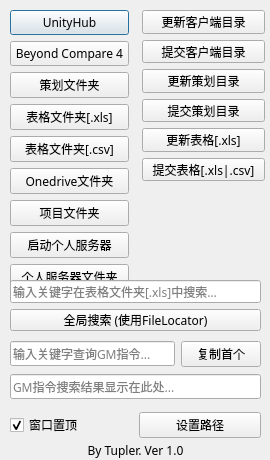
Above: data/ui_designSimpleTool.ui from chunhaqiushif/SelfWorkTool before the change. Below: the same form after it.
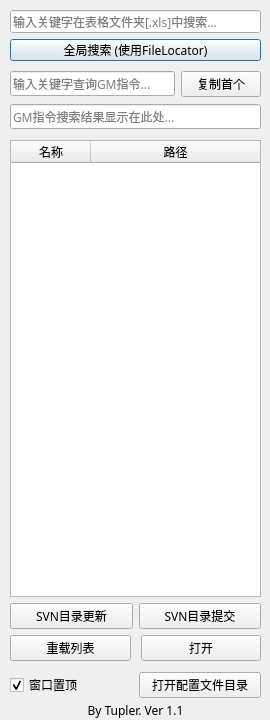
That is the form after the change. Icons and pictures are not drawn.

The edit to the form file:
```diff
--- a/data/ui_designSimpleTool.ui
+++ b/data/ui_designSimpleTool.ui
@@ -10,7 +10,7 @@
     <x>0</x>
     <y>0</y>
     <width>270</width>
-    <height>460</height>
+    <height>720</height>
    </rect>
   </property>
   <property name="sizePolicy">
@@ -22,13 +22,13 @@
   <property name="minimumSize">
    <size>
     <width>270</width>
-    <height>460</height>
+    <height>720</height>
    </size>
   </property>
   <property name="maximumSize">
    <size>
     <width>270</width>
-    <height>460</height>
+    <height>720</height>
    </size>
   </property>
   <property name="font">
@@ -46,166 +46,11 @@
   <property name="windowOpacity">
    <double>0.750000000000000</double>
   </property>
-  <widget class="QWidget" name="verticalLayoutWidget">
-   <property name="geometry">
-    <rect>
-     <x>10</x>
-     <y>10</y>
-     <width>121</width>
-     <height>261</height>
-    </rect>
-   </property>
-   <layout class="QVBoxLayout" name="lo_fastOpenTool">
-    <property name="sizeConstraint">
-     <enum>QLayout::SetMinimumSize</enum>
-    </property>
-    <property name="leftMargin">
-     <number>0</number>
-    </property>
-    <property name="rightMargin">
-     <number>2</number>
-    </property>
-    <item>
-     <widget class="QPushButton" name="btn_openUnityHub">
-      <property name="text">
-       <string>UnityHub</string>
-      </property>
-     </widget>
-    </item>
-    <item>
-     <widget class="QPushButton" name="btn_openBeyondCompare">
-      <property name="text">
-       <string>Beyond Compare 4</string>
-      </property>
-     </widget>
-    </item>
-    <item>
-     <widget class="QPushButton" name="btn_openDesignFolder">
-      <property name="text">
-       <string>策划文件夹</string>
-      </property>
-     </widget>
-    </item>
-    <item>
-     <widget class="QPushButton" name="btn_openExcelTableFolder">
-      <property name="text">
-       <string>表格文件夹[.xls]</string>
-      </property>
-     </widget>
-    </item>
-    <item>
-     <widget class="QPushButton" name="btn_openExcelDataFolder">
-      <property name="text">
-       <string>表格文件夹[.csv]</string>
-      </property>
-     </widget>
-    </item>
-    <item>
-     <widget class="QPushButton" name="btn_openOnedriveFolder">
-      <property name="text">
-       <string>Onedrive文件夹</string>
-      </property>
-     </widget>
-    </item>
-    <item>
-     <widget class="QPushButton" name="btn_openProjectFolder">
-      <property name="text">
-       <string>项目文件夹</string>
-      </property>
-     </widget>
-    </item>
-    <item>
-     <widget class="QPushButton" name="btn_runSelfServer">
-      <property name="text">
-       <string>启动个人服务器</string>
-      </property>
-     </widget>
-    </item>
-    <item>
-     <widget class="QPushButton" name="btn_openSelfServerFolder">
-      <property name="text">
-       <string>个人服务器文件夹</string>
-      </property>
-     </widget>
-    </item>
-   </layout>
-  </widget>
-  <widget class="QWidget" name="verticalLayoutWidget_2">
-   <property name="geometry">
-    <rect>
-     <x>140</x>
-     <y>10</y>
-     <width>125</width>
-     <height>171</height>
-    </rect>
-   </property>
-   <layout class="QVBoxLayout" name="lo_fastUpdataTool">
-    <property name="leftMargin">
-     <number>2</number>
-    </property>
-    <property name="rightMargin">
-     <number>0</number>
-    </property>
-    <item>
-     <widget class="QPushButton" name="btn_updataProjectFolder">
-      <property name="text">
-       <string>更新客户端目录</string>
-      </property>
-     </widget>
-    </item>
-    <item>
-     <widget class="QPushButton" name="btn_commitProjectFolder">
-      <property name="text">
-       <string>提交客户端目录</string>
-      </property>
-     </widget>
-    </item>
-    <item>
-     <widget class="QPushButton" name="btn_updataDesignFolder">
-      <property name="text">
-       <string>更新策划目录</string>
-      </property>
-     </widget>
-    </item>
-    <item>
-     <widget class="QPushButton" name="btn_commitDesignFolder">
-      <property name="font">
-       <font>
-        <family>宋体</family>
-       </font>
-      </property>
-      <property name="autoFillBackground">
-       <bool>false</bool>
-      </property>
-      <property name="styleSheet">
-       <string notr="true"/>
-      </property>
-      <property name="text">
-       <string>提交策划目录</string>
-      </property>
-     </widget>
-    </item>
-    <item>
-     <widget class="QPushButton" name="btn_updataData">
-      <property name="text">
-       <string>更新表格[.xls]</string>
-      </property>
-     </widget>
-    </item>
-    <item>
-     <widget class="QPushButton" name="btn_commitData">
-      <property name="text">
-       <string>提交表格[.xls|.csv]</string>
-      </property>
-     </widget>
-    </item>
-   </layout>
-  </widget>
   <widget class="QWidget" name="verticalLayoutWidget_3">
    <property name="geometry">
     <rect>
      <x>10</x>
-     <y>280</y>
+     <y>10</y>
      <width>251</width>
      <height>51</height>
     </rect>
@@ -231,7 +76,7 @@
    <property name="geometry">
     <rect>
      <x>10</x>
-     <y>410</y>
+     <y>670</y>
      <width>251</width>
      <height>31</height>
     </rect>
@@ -259,7 +104,7 @@
     <item>
      <widget class="QPushButton" name="btn_pathSetting">
       <property name="text">
-       <string>设置路径</string>
+       <string>打开配置文件目录</string>
       </property>
      </widget>
     </item>
@@ -269,13 +114,13 @@
    <property name="geometry">
     <rect>
      <x>10</x>
-     <y>440</y>
+     <y>700</y>
      <width>251</width>
      <height>20</height>
     </rect>
    </property>
    <property name="text">
-    <string>By Tupler. Ver 1.0</string>
+    <string>By Tupler. Ver 1.1</string>
    </property>
    <property name="alignment">
     <set>Qt::AlignCenter</set>
@@ -285,7 +130,7 @@
    <property name="geometry">
     <rect>
      <x>10</x>
-     <y>340</y>
+     <y>70</y>
      <width>251</width>
      <height>61</height>
     </rect>
@@ -336,6 +181,107 @@
     </item>
    </layout>
   </widget>
+  <widget class="QWidget" name="verticalLayoutWidget">
+   <property name="geometry">
+    <rect>
+     <x>10</x>
+     <y>140</y>
+     <width>251</width>
+     <height>521</height>
+    </rect>
+   </property>
+   <layout class="QVBoxLayout" name="lo_quickJump_v">
+    <item>
+     <widget class="QTableWidget" name="tw_jumpListTable">
+      <property name="showGrid">
+       <bool>true</bool>
+      </property>
+      <property name="rowCount">
+       <number>0</number>
+      </property>
+      <property name="columnCount">
+       <number>2</number>
+      </property>
+      <attribute name="horizontalHeaderCascadingSectionResizes">
+       <bool>false</bool>
+      </attribute>
+      <attribute name="horizontalHeaderDefaultSectionSize">
+       <number>80</number>
+      </attribute>
+      <attribute name="horizontalHeaderStretchLastSection">
+       <bool>true</bool>
+      </attribute>
+      <attribute name="verticalHeaderVisible">
+       <bool>false</bool>
+      </attribute>
+      <attribute name="verticalHeaderDefaultSectionSize">
+       <number>20</number>
+      </attribute>
+      <column>
+       <property name="text">
+        <string>名称</string>
+       </property>
+      </column>
+      <column>
+       <property name="text">
+        <string>路径</string>
+       </property>
+      </column>
+     </widget>
+    </item>
+    <item>
+     <layout class="QHBoxLayout" name="lo_svnConcoleTable_h">
+      <item>
+       <widget class="QPushButton" name="btn_svnUpdata">
+        <property name="text">
+         <string>SVN目录更新</string>
+        </property>
+       </widget>
+      </item>
+      <item>
+       <widget class="QPushButton" name="btn_svnSubmit">
+        <property name="text">
+         <string>SVN目录提交</string>
+        </property>
+       </widget>
+      </item>
+     </layout>
+    </item>
+    <item>
+     <layout class="QHBoxLayout" name="lo_quickJumpConcole_h">
+      <property name="spacing">
+       <number>10</number>
+      </property>
+      <item>
+       <widget class="QPushButton" name="btn_quickJumpReload">
+        <property name="maximumSize">
+         <size>
+          <width>16777215</width>
+          <height>16777215</height>
+         </size>
+        </property>
+        <property name="text">
+         <string>重载列表</string>
+        </property>
+       </widget>
+      </item>
+      <item>
+       <widget class="QPushButton" name="btn_quickJump">
+        <property name="maximumSize">
+         <size>
+          <width>16777215</width>
+          <height>16777215</height>
+         </size>
+        </property>
+        <property name="text">
+         <string>打开</string>
+        </property>
+       </widget>
+      </item>
+     </layout>
+    </item>
+   </layout>
+  </widget>
  </widget>
  <resources/>
  <connections/>
```
